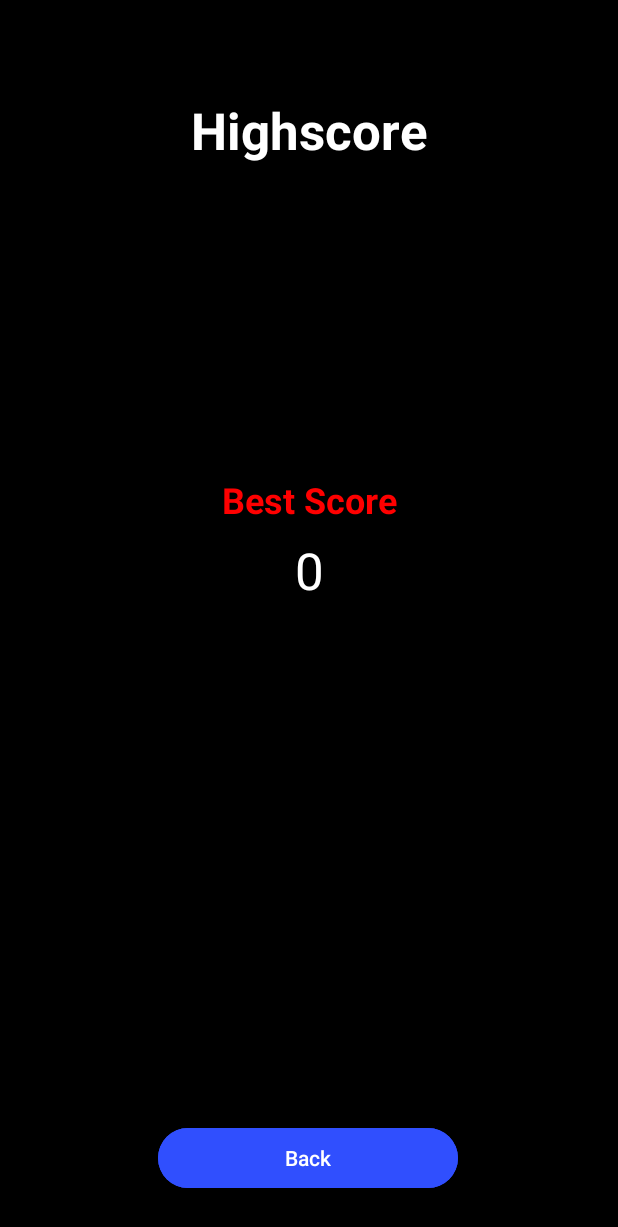
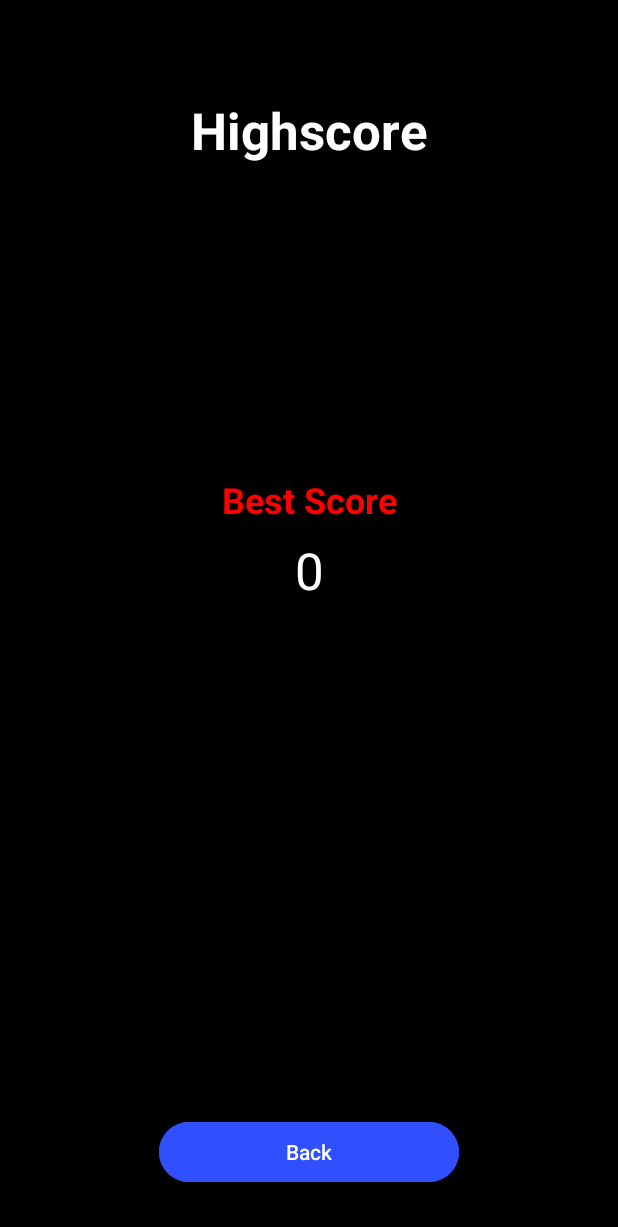
Before and after one commit to mazzlum5/GuessCard, an Android app: the HighscoreActivity screen opened directly, with no data from a screen before it, on a phone screen of 412 x 824 dp. Shown: the top 1227 px of the screen. Run offline under Robolectric (Android 15) with nearby library versions, the phone set to English and light mode, and no system bars.

```diff
--- a/app/src/main/java/com/example/guesscard/GameOverActivity.kt
+++ b/app/src/main/java/com/example/guesscard/GameOverActivity.kt
@@ -18,14 +18,15 @@ class GameOverActivity : AppCompatActivity() {
         finalScoreTextView.text = finalScore.toString()
 
         val sharedPreferences = getSharedPreferences("GuessCard", Context.MODE_PRIVATE)
-        val bestScore = sharedPreferences.getInt("BEST_SCORE", 0)
+        var bestScore = sharedPreferences.getInt("BEST_SCORE", 0)
 
         if (finalScore > bestScore) {
             sharedPreferences.edit().putInt("BEST_SCORE", finalScore).apply()
+            bestScore = finalScore
         }
 
         val bestScoreTextView = findViewById<TextView>(R.id.bestScoreTextView)
-        bestScoreTextView.text = sharedPreferences.getInt("BEST_SCORE", 0).toString()
+        bestScoreTextView.text = bestScore.toString()
 
         val playAgainButton = findViewById<Button>(R.id.playAgainButton)
         playAgainButton.setOnClickListener {
--- a/app/src/main/res/layout/activity_highscore.xml
+++ b/app/src/main/res/layout/activity_highscore.xml
@@ -1,7 +1,6 @@
 <?xml version="1.0" encoding="utf-8"?>
 <androidx.constraintlayout.widget.ConstraintLayout xmlns:android="http://schemas.android.com/apk/res/android"
     xmlns:app="http://schemas.android.com/apk/res-auto"
-    xmlns:tools="http://schemas.android.com/tools"
     android:layout_width="match_parent"
     android:layout_height="match_parent"
     android:background="#000000">
@@ -11,7 +10,7 @@
         android:layout_width="wrap_content"
         android:layout_height="wrap_content"
         android:layout_marginTop="64dp"
-        android:text="Highscore"
+        android:text="@string/highscore"
         android:textColor="@android:color/white"
         android:textSize="34sp"
         android:textStyle="bold"
@@ -23,7 +22,7 @@
         android:id="@+id/bestScoreLabelTextView"
         android:layout_width="wrap_content"
         android:layout_height="wrap_content"
-        android:text="Best Score"
+        android:text="@string/best_score_label"
         android:textColor="#FF0000"
         android:textSize="24sp"
         android:textStyle="bold"
@@ -42,20 +41,18 @@
         android:textSize="34sp"
         app:layout_constraintEnd_toEndOf="parent"
         app:layout_constraintStart_toStartOf="parent"
-        app:layout_constraintTop_toBottomOf="@+id/bestScoreLabelTextView"
-        tools:text="0" />
+        app:layout_constraintTop_toBottomOf="@+id/bestScoreLabelTextView" />
 
     <Button
         android:id="@+id/backButton"
         android:layout_width="200dp"
         android:layout_height="wrap_content"
-        android:layout_marginBottom="28dp"
+        android:layout_marginBottom="32dp"
         android:backgroundTint="#304FFE"
-        android:text="Back"
+        android:text="@string/back"
         android:textColor="@android:color/white"
         app:layout_constraintBottom_toBottomOf="parent"
         app:layout_constraintEnd_toEndOf="parent"
-        app:layout_constraintHorizontal_bias="0.497"
         app:layout_constraintStart_toStartOf="parent" />
 
 </androidx.constraintlayout.widget.ConstraintLayout>
--- a/app/src/main/res/layout/activity_rules.xml
+++ b/app/src/main/res/layout/activity_rules.xml
@@ -10,7 +10,7 @@
         android:layout_width="wrap_content"
         android:layout_height="wrap_content"
         android:layout_marginTop="64dp"
-        android:text="Rules"
+        android:text="@string/rules_title"
         android:textColor="#FF0000"
         android:textSize="34sp"
         android:textStyle="bold"
@@ -24,7 +24,7 @@
         android:layout_height="0dp"
         android:layout_margin="16dp"
         android:gravity="center"
-        android:text="The goal is simple: guess if the next card drawn from a standard 52-card deck will be higher or lower than the one you see. Ace is the lowest (1) and King is the highest (13). Guessing the same value counts as incorrect."
+        android:text="@string/rules_text"
         android:textColor="@android:color/white"
         android:textSize="18sp"
         app:layout_constraintBottom_toTopOf="@+id/backButton"
@@ -38,7 +38,7 @@
         android:layout_height="wrap_content"
         android:layout_marginBottom="32dp"
         android:backgroundTint="#304FFE"
-        android:text="Back"
+        android:text="@string/back"
         android:textColor="@android:color/white"
         app:layout_constraintBottom_toBottomOf="parent"
         app:layout_constraintEnd_toEndOf="parent"
```
Also changed, not shown: app/src/main/res/layout/activity_game.xml (+5 -5 lines), app/src/main/res/layout/activity_game_over.xml (+9 -9 lines), app/src/main/res/layout/activity_main.xml (+4 -4 lines), app/src/main/res/values/strings.xml (+28 -0 lines).
